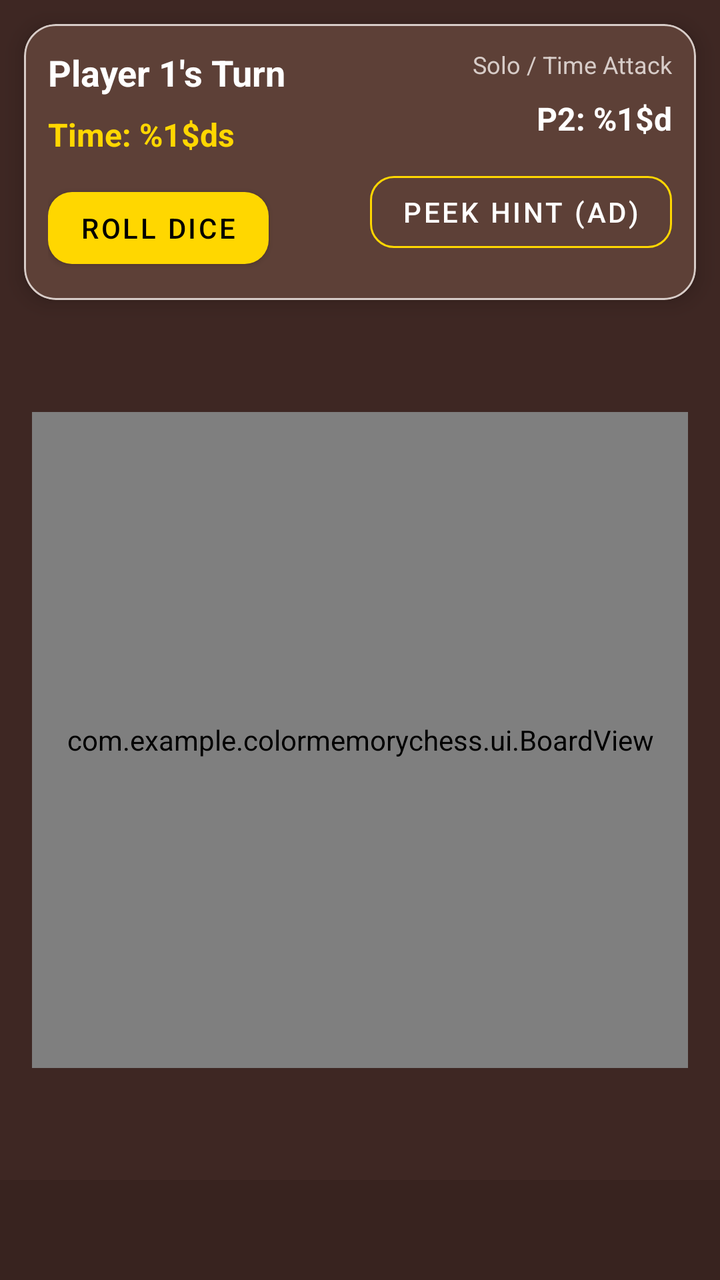
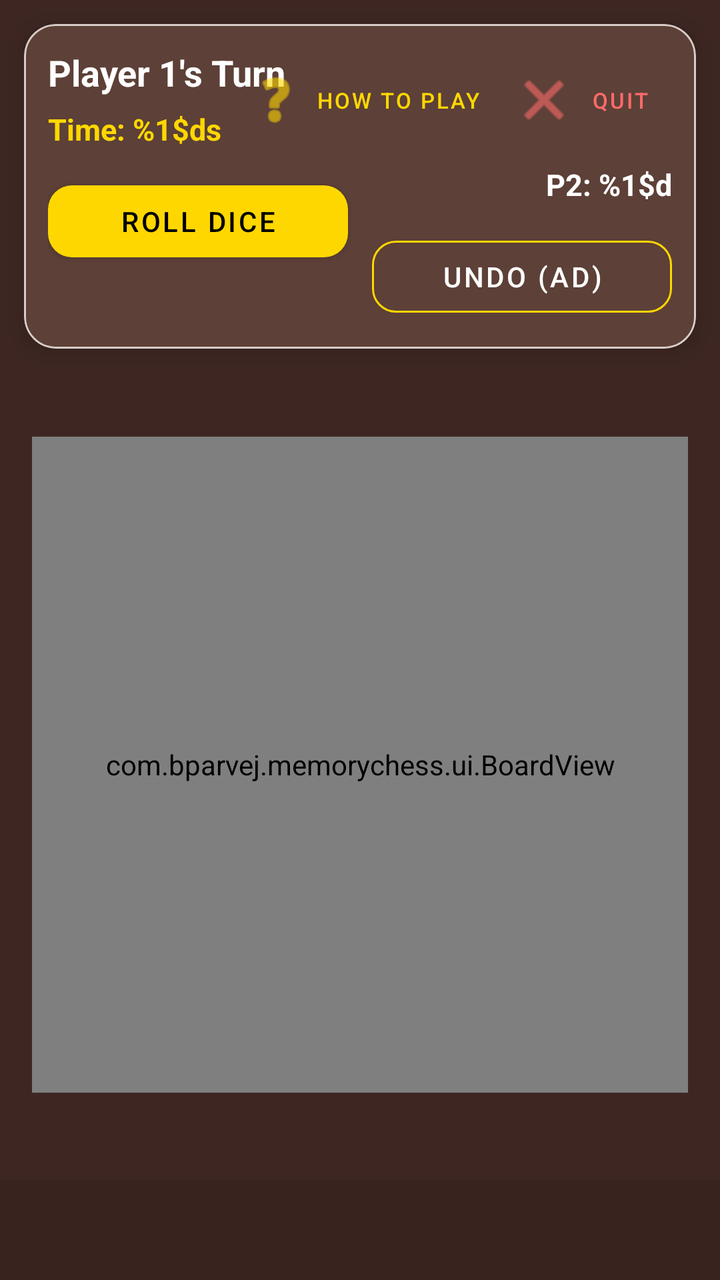

Screens rendered from an Android XML layout before and after an edit, with the pre-edit source and the edit as a unified diff.
<!-- AndroidManifest.xml: activity theme Theme.ColorMemoryChess -->
<!-- res/layout/activity_game.xml -->
<?xml version="1.0" encoding="utf-8"?>
<androidx.constraintlayout.widget.ConstraintLayout xmlns:android="http://schemas.android.com/apk/res/android"
    xmlns:app="http://schemas.android.com/apk/res-auto"
    xmlns:tools="http://schemas.android.com/tools"
    android:layout_width="match_parent"
    android:layout_height="match_parent"
    android:background="@color/wood_dark"
    tools:context=".ui.GameActivity">

    
    <com.google.android.material.card.MaterialCardView
        android:id="@+id/card_hud"
        android:layout_width="0dp"
        android:layout_height="wrap_content"
        android:layout_margin="12dp"
        app:cardBackgroundColor="@color/wood_medium"
        app:cardCornerRadius="16dp"
        app:cardElevation="6dp"
        app:strokeColor="@color/wood_accent"
        app:strokeWidth="1dp"
        app:layout_constraintEnd_toEndOf="parent"
        app:layout_constraintStart_toStartOf="parent"
        app:layout_constraintTop_toTopOf="parent">

        <androidx.constraintlayout.widget.ConstraintLayout
            android:layout_width="match_parent"
            android:layout_height="wrap_content"
            android:padding="12dp">

            
            <TextView
                android:id="@+id/tv_turn_status"
                android:layout_width="wrap_content"
                android:layout_height="wrap_content"
                android:text="@string/turn_p1"
                android:textColor="@color/white"
                android:textSize="18sp"
                android:textStyle="bold"
                app:layout_constraintStart_toStartOf="parent"
                app:layout_constraintTop_toTopOf="parent" />

            
            <TextView
                android:id="@+id/tv_mode_badge"
                android:layout_width="wrap_content"
                android:layout_height="wrap_content"
                android:text="@string/mode_solo"
                android:textColor="@color/wood_accent"
                android:textSize="12sp"
                app:layout_constraintEnd_toEndOf="parent"
                app:layout_constraintTop_toTopOf="parent" />

            
            <TextView
                android:id="@+id/tv_timer_score"
                android:layout_width="wrap_content"
                android:layout_height="wrap_content"
                android:layout_marginTop="8dp"
                android:text="@string/time_left"
                android:textColor="#FFD700"
                android:textSize="16sp"
                android:textStyle="bold"
                app:layout_constraintStart_toStartOf="parent"
                app:layout_constraintTop_toBottomOf="@id/tv_turn_status" />

            
            <TextView
                android:id="@+id/tv_secondary_score"
                android:layout_width="wrap_content"
                android:layout_height="wrap_content"
                android:layout_marginTop="8dp"
                android:text="@string/p2_score"
                android:textColor="@color/white"
                android:textSize="16sp"
                android:textStyle="bold"
                app:layout_constraintEnd_toEndOf="parent"
                app:layout_constraintTop_toBottomOf="@id/tv_mode_badge" />

            
            <com.google.android.material.button.MaterialButton
                android:id="@+id/btn_roll_dice"
                android:layout_width="wrap_content"
                android:layout_height="wrap_content"
                android:layout_marginTop="12dp"
                android:text="@string/roll_dice"
                android:textColor="@color/black"
                app:backgroundTint="#FFD700"
                app:cornerRadius="12dp"
                app:layout_constraintStart_toStartOf="parent"
                app:layout_constraintTop_toBottomOf="@id/tv_timer_score" />

            
            <com.google.android.material.button.MaterialButton
                android:id="@+id/btn_peek_hint"
                style="@style/Widget.MaterialComponents.Button.OutlinedButton"
                android:layout_width="wrap_content"
                android:layout_height="wrap_content"
                android:layout_marginTop="12dp"
                android:text="@string/peek_hint"
                android:textColor="@color/white"
                app:strokeColor="#FFD700"
                app:cornerRadius="12dp"
                app:layout_constraintEnd_toEndOf="parent"
                app:layout_constraintTop_toBottomOf="@id/tv_secondary_score" />

        </androidx.constraintlayout.widget.ConstraintLayout>

    </com.google.android.material.card.MaterialCardView>

    
    <com.example.colormemorychess.ui.BoardView
        android:id="@+id/board_view"
        android:layout_width="0dp"
        android:layout_height="0dp"
        android:layout_margin="16dp"
        app:layout_constraintDimensionRatio="1:1"
        app:layout_constraintBottom_toTopOf="@id/banner_container"
        app:layout_constraintEnd_toEndOf="parent"
        app:layout_constraintStart_toStartOf="parent"
        app:layout_constraintTop_toBottomOf="@id/card_hud" />

    
    <FrameLayout
        android:id="@+id/banner_container"
        android:layout_width="match_parent"
        android:layout_height="wrap_content"
        android:minHeight="50dp"
        android:background="#1A000000"
        app:layout_constraintBottom_toBottomOf="parent"
        app:layout_constraintEnd_toEndOf="parent"
        app:layout_constraintStart_toStartOf="parent" />

</androidx.constraintlayout.widget.ConstraintLayout>
<!-- resources referenced by this layout -->
<resources>
  <color name="black">#FF000000</color>
  <color name="white">#FFFFFFFF</color>
  <color name="wood_accent">#D7CCC8</color>
  <color name="wood_dark">#3E2723</color>
  <color name="wood_medium">#5D4037</color>
  <string name="mode_solo">Solo / Time Attack</string>
  <string name="p2_score">P2: %1$d</string>
  <string name="peek_hint">Peek Hint (Ad)</string>
  <string name="roll_dice">Roll Dice</string>
  <string name="time_left">Time: %1$ds</string>
  <string name="turn_p1">Player 1\'s Turn</string>
  <style name="Theme.ColorMemoryChess" parent="Theme.MaterialComponents.DayNight.NoActionBar">
          
          <item name="colorPrimary">@color/wood_medium</item>
          <item name="colorPrimaryVariant">@color/wood_dark</item>
          <item name="colorOnPrimary">@color/white</item>
          
          <item name="colorSecondary">@color/wood_light</item>
          <item name="colorSecondaryVariant">@color/wood_medium</item>
          <item name="colorOnSecondary">@color/black</item>
          
          <item name="android:statusBarColor">@color/wood_dark</item>
      </style>
  <color name="wood_light">#8D6E63</color>
</resources>

<!-- the commit's change to res/layout/activity_game.xml (unified diff, before → after) -->
@@ -40,13 +40,30 @@
                 app:layout_constraintTop_toTopOf="parent" />
 
             
-            <TextView
-                android:id="@+id/tv_mode_badge"
+            <com.google.android.material.button.MaterialButton
+                android:id="@+id/btn_how_to_play"
+                style="@style/Widget.MaterialComponents.Button.TextButton"
                 android:layout_width="wrap_content"
                 android:layout_height="wrap_content"
-                android:text="@string/mode_solo"
-                android:textColor="@color/wood_accent"
-                android:textSize="12sp"
+                android:text="@string/how_to_play"
+                android:textColor="#FFD700"
+                android:textSize="11sp"
+                app:icon="@android:drawable/ic_menu_help"
+                app:iconTint="#FFD700"
+                app:layout_constraintEnd_toStartOf="@id/btn_quit"
+                app:layout_constraintTop_toTopOf="parent" />
+
+            
+            <com.google.android.material.button.MaterialButton
+                android:id="@+id/btn_quit"
+                style="@style/Widget.MaterialComponents.Button.TextButton"
+                android:layout_width="wrap_content"
+                android:layout_height="wrap_content"
+                android:text="Quit"
+                android:textColor="#FF6B6B"
+                android:textSize="11sp"
+                app:icon="@android:drawable/ic_menu_close_clear_cancel"
+                app:iconTint="#FF6B6B"
                 app:layout_constraintEnd_toEndOf="parent"
                 app:layout_constraintTop_toTopOf="parent" />
 
@@ -55,10 +72,10 @@
                 android:id="@+id/tv_timer_score"
                 android:layout_width="wrap_content"
                 android:layout_height="wrap_content"
-                android:layout_marginTop="8dp"
+                android:layout_marginTop="6dp"
                 android:text="@string/time_left"
                 android:textColor="#FFD700"
-                android:textSize="16sp"
+                android:textSize="15sp"
                 android:textStyle="bold"
                 app:layout_constraintStart_toStartOf="parent"
                 app:layout_constraintTop_toBottomOf="@id/tv_turn_status" />
@@ -68,39 +85,45 @@
                 android:id="@+id/tv_secondary_score"
                 android:layout_width="wrap_content"
                 android:layout_height="wrap_content"
-                android:layout_marginTop="8dp"
+                android:layout_marginTop="6dp"
                 android:text="@string/p2_score"
                 android:textColor="@color/white"
-                android:textSize="16sp"
+                android:textSize="15sp"
                 android:textStyle="bold"
                 app:layout_constraintEnd_toEndOf="parent"
-                app:layout_constraintTop_toBottomOf="@id/tv_mode_badge" />
+                app:layout_constraintTop_toBottomOf="@id/btn_quit" />
 
             
             <com.google.android.material.button.MaterialButton
                 android:id="@+id/btn_roll_dice"
-                android:layout_width="wrap_content"
-                android:layout_height="wrap_content"
+                android:layout_width="0dp"
+                android:layout_height="48dp"
                 android:layout_marginTop="12dp"
+                android:layout_marginEnd="6dp"
                 android:text="@string/roll_dice"
                 android:textColor="@color/black"
                 app:backgroundTint="#FFD700"
                 app:cornerRadius="12dp"
+                app:layout_constraintHorizontal_chainStyle="spread"
+                app:layout_constraintHorizontal_weight="1"
+                app:layout_constraintEnd_toStartOf="@id/btn_undo"
                 app:layout_constraintStart_toStartOf="parent"
                 app:layout_constraintTop_toBottomOf="@id/tv_timer_score" />
 
-            
             <com.google.android.material.button.MaterialButton
-                android:id="@+id/btn_peek_hint"
+                android:id="@+id/btn_undo"
                 style="@style/Widget.MaterialComponents.Button.OutlinedButton"
-                android:layout_width="wrap_content"
-                android:layout_height="wrap_content"
+                android:layout_width="0dp"
+                android:layout_height="48dp"
                 android:layout_marginTop="12dp"
-                android:text="@string/peek_hint"
+                android:layout_marginStart="6dp"
+                android:text="@string/undo_move"
                 android:textColor="@color/white"
                 app:strokeColor="#FFD700"
                 app:cornerRadius="12dp"
+                app:layout_constraintHorizontal_weight="1"
                 app:layout_constraintEnd_toEndOf="parent"
+                app:layout_constraintStart_toEndOf="@id/btn_roll_dice"
                 app:layout_constraintTop_toBottomOf="@id/tv_secondary_score" />
 
         </androidx.constraintlayout.widget.ConstraintLayout>
@@ -108,7 +131,7 @@
     </com.google.android.material.card.MaterialCardView>
 
     
-    <com.example.colormemorychess.ui.BoardView
+    <com.bparvej.memorychess.ui.BoardView
         android:id="@+id/board_view"
         android:layout_width="0dp"
         android:layout_height="0dp"
<!-- resource entries referenced after the edit -->
@@ -5,12 +5,12 @@
   <color name="wood_accent">#D7CCC8</color>
   <color name="wood_dark">#3E2723</color>
   <color name="wood_medium">#5D4037</color>
-  <string name="mode_solo">Solo / Time Attack</string>
+  <string name="how_to_play">How to Play</string>
   <string name="p2_score">P2: %1$d</string>
-  <string name="peek_hint">Peek Hint (Ad)</string>
   <string name="roll_dice">Roll Dice</string>
   <string name="time_left">Time: %1$ds</string>
   <string name="turn_p1">Player 1\'s Turn</string>
+  <string name="undo_move">Undo (Ad)</string>
   <style name="Theme.ColorMemoryChess" parent="Theme.MaterialComponents.DayNight.NoActionBar">
           
           <item name="colorPrimary">@color/wood_medium</item>
